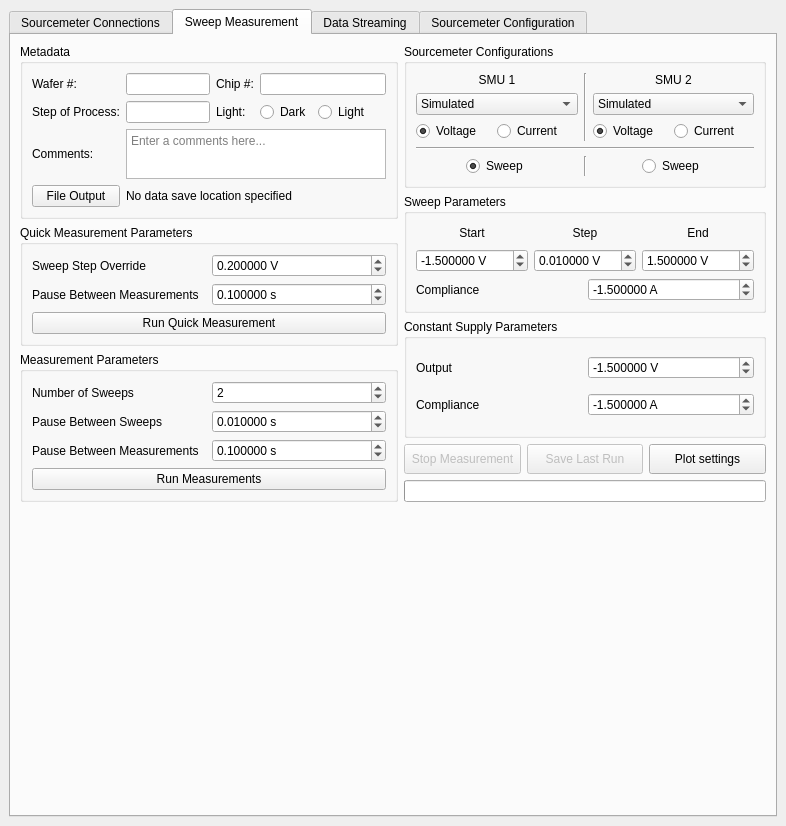
This is main_window.ui in GavinSadler/asg-iv-getter as Qt 5 draws it before an edit. The edited form follows.
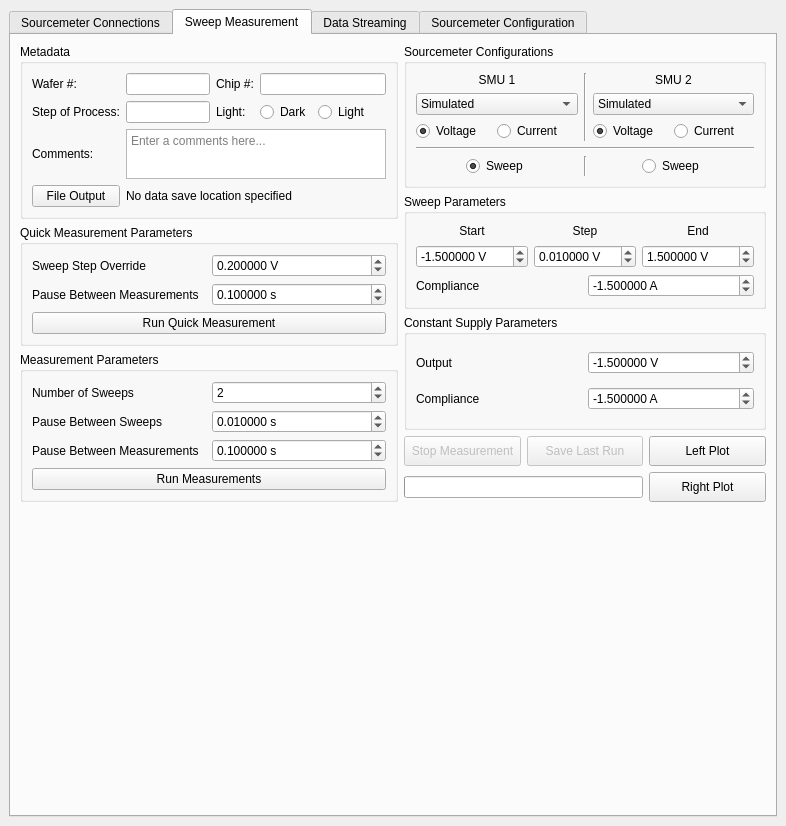
This is the edited form. The open tabs and pages were chosen to show the change. Icons and pictures are not drawn.

The edit to the form file:
```diff
--- a/main_window.ui
+++ b/main_window.ui
@@ -995,11 +995,11 @@
                  </size>
                 </property>
                 <property name="text">
-                 <string>Plot settings</string>
+                 <string>Left Plot</string>
                 </property>
                </widget>
               </item>
-              <item row="1" column="0" colspan="3">
+              <item row="1" column="0" colspan="2">
                <widget class="QProgressBar" name="sm_progress">
                 <property name="value">
                  <number>0</number>
@@ -1009,6 +1009,22 @@
                 </property>
                </widget>
               </item>
+              <item row="1" column="2">
+               <widget class="QPushButton" name="sm_plot_2_settings">
+                <property name="enabled">
+                 <bool>true</bool>
+                </property>
+                <property name="minimumSize">
+                 <size>
+                  <width>100</width>
+                  <height>30</height>
+                 </size>
+                </property>
+                <property name="text">
+                 <string>Right Plot</string>
+                </property>
+               </widget>
+              </item>
              </layout>
             </item>
            </layout>
```
Left out of the diff: 102 changed lines with no effect on the pictures.
